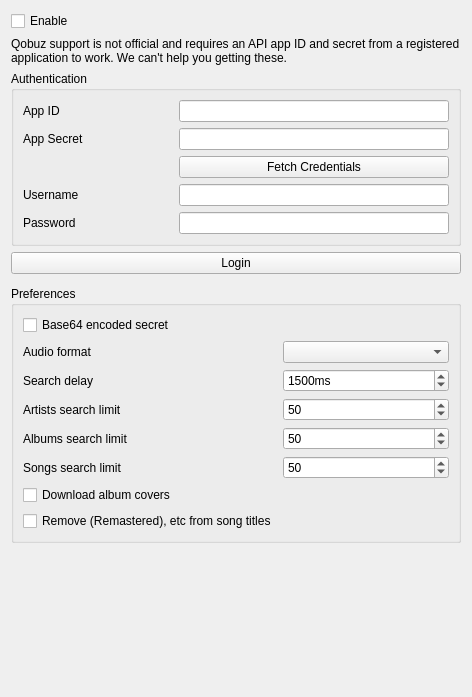
Above: src/settings/qobuzsettingspage.ui from strawberrymusicplayer/strawberry before the change. Below: the same form after it.
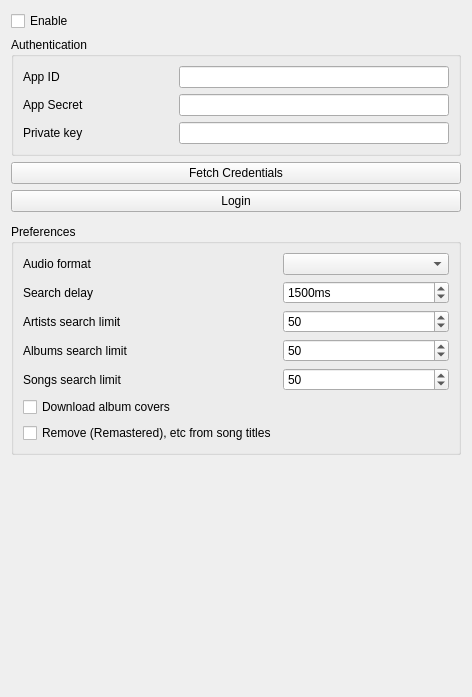
That is the form after the change. Icons and pictures are not drawn. Custom widgets are drawn as their Qt base class.

Commit message: Port to Qobuz OAuth authentication

```diff
--- a/src/settings/qobuzsettingspage.ui
+++ b/src/settings/qobuzsettingspage.ui
@@ -21,19 +21,6 @@
      </property>
     </widget>
    </item>
-   <item>
-    <widget class="QLabel" name="label_warning">
-     <property name="text">
-      <string>Qobuz support is not official and requires an API app ID and secret from a registered application to work. We can't help you getting these.</string>
-     </property>
-     <property name="wordWrap">
-      <bool>true</bool>
-     </property>
-     <property name="margin">
-      <number>10</number>
-     </property>
-    </widget>
-   </item>
    <item>
     <widget class="QGroupBox" name="credential_group">
      <property name="sizePolicy">
@@ -66,41 +53,6 @@
         </property>
        </widget>
       </item>
-      <item row="4" column="0">
-       <widget class="QLabel" name="label_username">
-        <property name="text">
-         <string>Username</string>
-        </property>
-       </widget>
-      </item>
-      <item row="4" column="1">
-       <layout class="QHBoxLayout" name="horizontalLayout">
-        <item>
-         <widget class="QLineEdit" name="username">
-          <property name="text">
-           <string notr="true"/>
-          </property>
-         </widget>
-        </item>
-       </layout>
-      </item>
-      <item row="5" column="0">
-       <widget class="QLabel" name="label_password">
-        <property name="text">
-         <string>Password</string>
-        </property>
-       </widget>
-      </item>
-      <item row="5" column="1">
-       <widget class="QLineEdit" name="password">
-        <property name="text">
-         <string notr="true"/>
-        </property>
-        <property name="echoMode">
-         <enum>QLineEdit::EchoMode::Password</enum>
-        </property>
-       </widget>
-      </item>
       <item row="2" column="0">
        <widget class="QLabel" name="label_app_secret">
         <property name="text">
@@ -115,19 +67,29 @@
         </property>
        </widget>
       </item>
-      <item row="3" column="1">
-       <widget class="QPushButton" name="button_fetch_credentials">
+      <item row="3" column="0">
+       <widget class="QLabel" name="label_private_key">
         <property name="text">
-         <string>Fetch Credentials</string>
-        </property>
-        <property name="toolTip">
-         <string>Automatically fetch app ID and secret from Qobuz web player</string>
+         <string>Private key</string>
         </property>
        </widget>
       </item>
+      <item row="3" column="1">
+       <widget class="QLineEdit" name="private_key"/>
+      </item>
      </layout>
     </widget>
    </item>
+   <item>
+    <widget class="QPushButton" name="button_fetch_credentials">
+     <property name="toolTip">
+      <string>Automatically fetch app ID, app secret and private key from Qobuz web player</string>
+     </property>
+     <property name="text">
+      <string>Fetch Credentials</string>
+     </property>
+    </widget>
+   </item>
    <item>
     <widget class="QPushButton" name="button_login">
      <property name="text">
@@ -144,28 +106,28 @@
       <string>Preferences</string>
      </property>
      <layout class="QFormLayout" name="layout_preferences">
-      <item row="2" column="0">
+      <item row="1" column="0">
        <widget class="QLabel" name="label_format">
         <property name="text">
          <string>Audio format</string>
         </property>
        </widget>
       </item>
-      <item row="2" column="1">
+      <item row="1" column="1">
        <widget class="QComboBox" name="format">
         <property name="currentText">
          <string notr="true"/>
         </property>
        </widget>
       </item>
-      <item row="3" column="0">
+      <item row="2" column="0">
        <widget class="QLabel" name="label_searchdelay">
         <property name="text">
          <string>Search delay</string>
         </property>
        </widget>
       </item>
-      <item row="3" column="1">
+      <item row="2" column="1">
        <widget class="QSpinBox" name="searchdelay">
         <property name="suffix">
          <string>ms</string>
@@ -184,14 +146,14 @@
         </property>
        </widget>
       </item>
-      <item row="4" column="0">
+      <item row="3" column="0">
        <widget class="QLabel" name="label_artistssearchlimit">
         <property name="text">
          <string>Artists search limit</string>
         </property>
        </widget>
       </item>
-      <item row="4" column="1">
+      <item row="3" column="1">
        <widget class="QSpinBox" name="artistssearchlimit">
         <property name="minimum">
          <number>1</number>
@@ -204,14 +166,14 @@
         </property>
        </widget>
       </item>
-      <item row="5" column="0">
+      <item row="4" column="0">
        <widget class="QLabel" name="label_albumssearchlimit">
         <property name="text">
          <string>Albums search limit</string>
         </property>
        </widget>
       </item>
-      <item row="5" column="1">
+      <item row="4" column="1">
        <widget class="QSpinBox" name="albumssearchlimit">
         <property name="minimum">
          <number>1</number>
@@ -224,14 +186,14 @@
         </property>
        </widget>
       </item>
-      <item row="6" column="0">
+      <item row="5" column="0">
        <widget class="QLabel" name="label_songssearchlimit">
         <property name="text">
          <string>Songs search limit</string>
         </property>
        </widget>
       </item>
-      <item row="6" column="1">
+      <item row="5" column="1">
        <widget class="QSpinBox" name="songssearchlimit">
         <property name="minimum">
          <number>1</number>
@@ -244,21 +206,14 @@
         </property>
        </widget>
       </item>
-      <item row="8" column="0">
+      <item row="7" column="0">
        <widget class="QCheckBox" name="checkbox_download_album_covers">
         <property name="text">
          <string>Download album covers</string>
         </property>
        </widget>
       </item>
-      <item row="1" column="0">
-       <widget class="QCheckBox" name="checkbox_base64_secret">
-        <property name="text">
-         <string>Base64 encoded secret</string>
-        </property>
-       </widget>
-      </item>
-      <item row="9" column="0">
+      <item row="8" column="0">
        <widget class="QCheckBox" name="checkbox_remove_remastered">
         <property name="text">
          <string>Remove (Remastered), etc from song titles</string>
```
Left out of the diff: 9 changed lines with no effect on the pictures. The commit also changes 9 other files.
